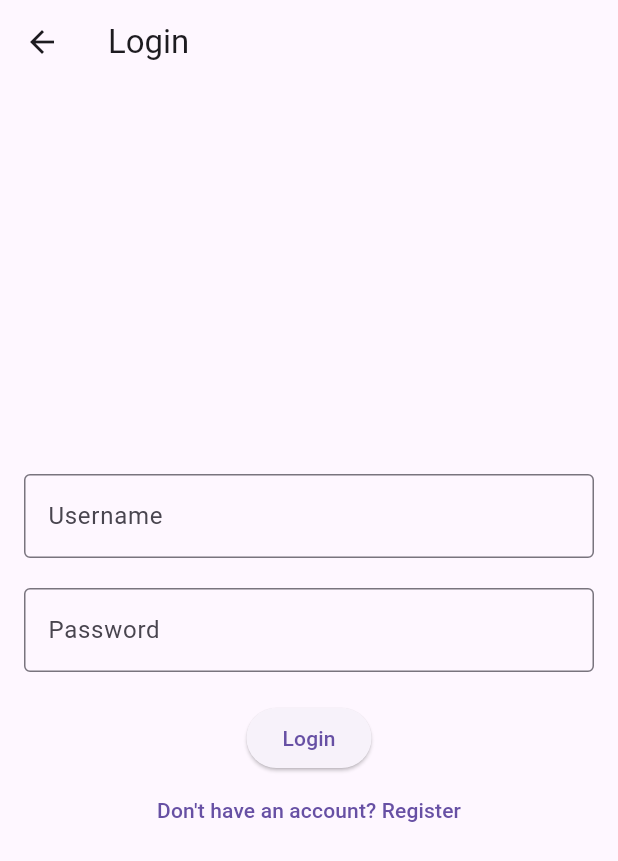
After one commit to Cross-platform-dev-456/notflix, a Flutter app: the screen it shows after launch, after a tap on the "person" icon, on a phone screen of 412 x 824 dp. The commit adds this screen. Shown: the top 861 px of the screen. Run offline on Flutter 3.47's test engine with Material 3 defaults, Android fonts, the phone set to English and light mode, and no system bars; our stand-ins replace carousel_slider, pocketbase, youtube_player_iframe; network calls fail; statements that could not run were skipped.

Commit message:
Add user login and profile pages with DB integration
Introduces user authentication and profile management features. Adds `log_in.dart` and `profile.dart` pages, updates `db.dart` with login and user status methods, and integrates user navigation in the movie list. Also includes PocketBase migration scripts for user watch lists and user collection changes.

```diff
--- a/lib/view/movie_list.dart
+++ b/lib/view/movie_list.dart
@@ -1,7 +1,10 @@
 import 'package:flutter/material.dart';
 import 'package:notflix/util/api.dart';
+import 'package:notflix/util/db.dart';
 import 'movie_detail.dart';
 import 'search.dart';
+import 'user_page/log_in.dart';
+import 'user_page/profile.dart';
 
 class MovieList extends StatefulWidget {
   @override
@@ -11,6 +14,8 @@ class MovieList extends StatefulWidget {
 class _MovieListState extends State<MovieList> {
   String? result;
   APIRunner? helper;
+  DbConnection? db;
+
   int? moviesCount;
   List? movies;
   List? horror;
@@ -47,8 +52,40 @@ class _MovieListState extends State<MovieList> {
               ),
             );
           },
+        ),
+        IconButton(
+          icon: Icon(Icons.settings),
+          onPressed: () async => print("Settings!"),
+        ),
+        IconButton(
+          onPressed: () {
+            // Check to see if logged in or not
+            try{
+              db = new DbConnection();
 
-        ),
+              final isLogged = db?.checkUserLogStatus();
+
+              if(isLogged!){
+                Navigator.of(context).push(
+                  MaterialPageRoute<void>(
+                  builder: (context) => Profile(),
+                  )
+                );
+              } else {
+                Navigator.of(context).push(
+                  MaterialPageRoute<void>(
+                  builder: (context) => LogIn(),
+                  )
+                );
+              }
+
+            } catch (e) {
+              print("Could not connect to the db");
+            }
+
+
+          } ,
+          icon: Icon(Icons.person))
       ]),
       body: CustomScrollView(
         slivers: [
--- a/lib/view/search.dart
+++ b/lib/view/search.dart
@@ -336,7 +336,8 @@ class _SearchState extends State<Search> {
   testDb() async {
     try {
       db = DbConnection();
-      db?.getUserList();
+      final users = await db?.getUserList();
+      print("Got users: $users");
       //await db?.insertUserTest();
     } catch (e) {
       print(e.toString());
--- /dev/null
+++ b/lib/view/user_page/log_in.dart
@@ -0,0 +1,116 @@
+import 'package:flutter/material.dart';
+import 'package:notflix/util/api.dart';
+import '../movie_detail.dart';
+import 'package:notflix/util/db.dart';
+import 'package:carousel_slider/carousel_slider.dart';
+
+class LogIn extends StatefulWidget {
+  State<StatefulWidget> createState() => _LogInState();
+}
+
+class _LogInState extends State<LogIn> {
+  DbConnection? db;
+  String? errorMessage;
+
+  final TextEditingController _emailController = TextEditingController();
+  final TextEditingController _passwordController = TextEditingController();
+
+  void _login () async {
+    String email = _emailController.text;
+    String password = _passwordController.text;
+
+    setState(() {
+      errorMessage = null;
+    });
+
+    if(email.isNotEmpty && password.isNotEmpty) {
+      try {
+        db = DbConnection();
+      } catch(e) {
+        print("Could not connect to DB!");
+        setState(() {
+          errorMessage = "Could not connect to database";
+        });
+        return;
+      }
+      try {
+        bool goodRes = await db!.logInUser(email, password);
+        if(goodRes) {
+          print("Login successful!");
+          Navigator.pop(context);
+        } else {
+          print("Login failed - invalid credentials");
+          setState(() {
+            errorMessage = "Invalid email or password";
+          });
+        }
+      } catch (e) {
+        print("Couldn't log in: $e");
+        setState(() {
+          errorMessage = "Login failed. Please try again.";
+        });
+      }
+
+    } else {
+      print("Email and password cannot be empty");
+      setState(() {
+        errorMessage = "Email and password cannot be empty";
+      });
+    }
+  }
+
+  Widget build(BuildContext context) {
+    return Scaffold(
+      appBar : AppBar(
+        title: Text("Login"),
+      ),
+      body: Padding(
+        padding: const EdgeInsets.all(16.0),
+        child: Column(
+          mainAxisAlignment: MainAxisAlignment.center,
+          children: <Widget>[
+            TextField(
+              controller: _emailController,
+              decoration: InputDecoration(
+                labelText: 'Username',
+                border: OutlineInputBorder(),
+              ),
+            ),
+            SizedBox(height: 20),
+            TextField(
+              controller: _passwordController,
+              obscureText: true, // Hides the input text
+              decoration: InputDecoration(
+                labelText: 'Password',
+                border: OutlineInputBorder(),
+              ),
+            ),
+            SizedBox(height: 20),
+            if (errorMessage != null)
+              Padding(
+                padding: const EdgeInsets.only(bottom: 20),
+                child: Text(
+                  errorMessage!,
+                  style: TextStyle(
+                    color: Colors.red,
+                    fontSize: 14,
+                  ),
+                ),
+              ),
+            ElevatedButton(
+              onPressed: _login,
+              child: Text('Login'),
+            ),
+            TextButton(
+              onPressed: () {
+                // Navigate to registration page or handle "Forgot Password"
+                print('Forgot Password / Register pressed');
+              },
+              child: Text("Don't have an account? Register"),
+            ),
+          ],
+        ),
+      ),
+    );
+  }
+}
```
Also changed, not shown: lib/util/db.dart (+26 -8 lines), lib/view/user_page/profile.dart (added, +215 -0 lines), 8 other files.
